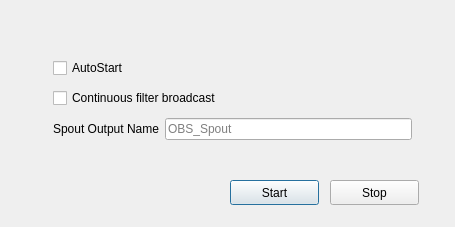
Old version of the form source/ui/win-spout-output-settings.ui in the repository KaleidoVR/KaliSpout2.
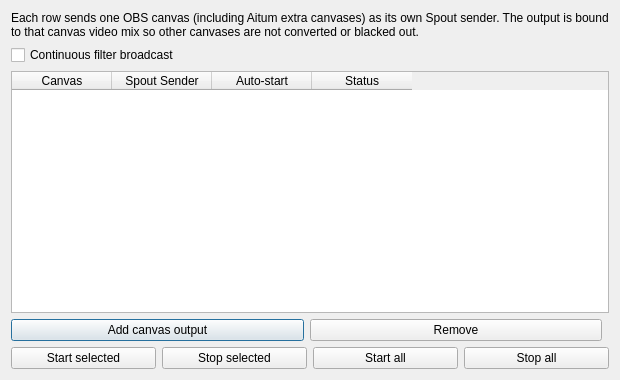
New version of the form.

Commit message:
Add OBS 32.2 canvas-aware Spout outputs to fix extra-canvas blackout.
Bind each Tools Spout output to a specific canvas video mix, delay auto-start until OBS finishes loading, and stop treating extra-canvas redraws as Spout sender resets.

```diff
--- a/source/ui/win-spout-output-settings.ui
+++ b/source/ui/win-spout-output-settings.ui
@@ -9,53 +9,21 @@
 			<rect>
 				<x>0</x>
 				<y>0</y>
-				<width>455</width>
-				<height>227</height>
+				<width>620</width>
+				<height>380</height>
 			</rect>
 		</property>
 		<property name="windowTitle">
 			<string>Win Spout Output Settings</string>
 		</property>
-		<widget class="QPushButton" name="pushButton_start">
-			<property name="geometry">
-				<rect>
-					<x>230</x>
-					<y>180</y>
-					<width>89</width>
-					<height>25</height>
-				</rect>
-			</property>
-			<property name="text">
-				<string>Start</string>
-			</property>
-		</widget>
-		<widget class="QPushButton" name="pushButton_stop">
-			<property name="geometry">
-				<rect>
-					<x>330</x>
-					<y>180</y>
-					<width>89</width>
-					<height>25</height>
-				</rect>
-			</property>
-			<property name="text">
-				<string>Stop</string>
-			</property>
-		</widget>
-		<widget class="QWidget" name="">
-			<property name="geometry">
-				<rect>
-					<x>42</x>
-					<y>43</y>
-					<width>381</width>
-					<height>114</height>
-				</rect>
-			</property>
-			<layout class="QVBoxLayout" name="verticalLayout_3">
+		<layout class="QVBoxLayout" name="verticalLayout_main">
 				<item>
-					<widget class="QCheckBox" name="checkBox_auto">
+				<widget class="QLabel" name="label_help">
+					<property name="wordWrap">
+						<bool>true</bool>
+					</property>
 						<property name="text">
-							<string>AutoStart</string>
+						<string>Each row sends one OBS canvas (including Aitum extra canvases) as its own Spout sender. The output is bound to that canvas video mix so other canvases are not converted or blacked out.</string>
 						</property>
 					</widget>
 				</item>
@@ -76,35 +44,97 @@
 					</widget>
 				</item>
 				<item>
-					<layout class="QHBoxLayout" name="horizontalLayout">
+				<widget class="QTableWidget" name="tableWidget_outputs">
+					<property name="columnCount">
+						<number>4</number>
+					</property>
+					<property name="selectionBehavior">
+						<enum>QAbstractItemView::SelectRows</enum>
+					</property>
+					<property name="selectionMode">
+						<enum>QAbstractItemView::SingleSelection</enum>
+					</property>
+					<column>
+						<property name="text">
+							<string>Canvas</string>
+						</property>
+					</column>
+					<column>
+						<property name="text">
+							<string>Spout Sender</string>
+						</property>
+					</column>
+					<column>
+						<property name="text">
+							<string>Auto-start</string>
+						</property>
+					</column>
+					<column>
+						<property name="text">
+							<string>Status</string>
+						</property>
+					</column>
+				</widget>
+			</item>
 						<item>
-							<layout class="QVBoxLayout" name="verticalLayout_2">
+				<layout class="QHBoxLayout" name="horizontalLayout_rows">
 								<item>
-									<widget class="QLabel" name="label_spoutname">
+						<widget class="QPushButton" name="pushButton_add">
 										<property name="text">
-											<string>Spout Output Name</string>
+								<string>Add canvas output</string>
 										</property>
 									</widget>
 								</item>
+					<item>
+						<widget class="QPushButton" name="pushButton_remove">
+							<property name="text">
+								<string>Remove</string>
+							</property>
+						</widget>
+					</item>
+					<item>
+						<spacer name="horizontalSpacer">
+							<property name="orientation">
+								<enum>Qt::Horizontal</enum>
+							</property>
+						</spacer>
+					</item>
 							</layout>
 						</item>
 						<item>
-							<layout class="QVBoxLayout" name="verticalLayout">
+				<layout class="QHBoxLayout" name="horizontalLayout_buttons">
 								<item>
-									<widget class="QLineEdit" name="lineEdit_spoutname">
-										<property name="placeholderText">
-											<string>OBS_Spout</string>
+						<widget class="QPushButton" name="pushButton_start">
+							<property name="text">
+								<string>Start selected</string>
 										</property>
 									</widget>
 								</item>
-							</layout>
-						</item>
+					<item>
+						<widget class="QPushButton" name="pushButton_stop">
+							<property name="text">
+								<string>Stop selected</string>
+							</property>
+						</widget>
+					</item>
+					<item>
+						<widget class="QPushButton" name="pushButton_start_all">
+							<property name="text">
+								<string>Start all</string>
+							</property>
+						</widget>
+					</item>
+					<item>
+						<widget class="QPushButton" name="pushButton_stop_all">
+							<property name="text">
+								<string>Stop all</string>
+							</property>
+						</widget>
+					</item>
 					</layout>
 				</item>
 			</layout>
 		</widget>
-	</widget>
-	<layoutdefault spacing="6" margin="11" />
 	<resources />
 	<connections />
 </ui>
```
Lines whose indentation alone changed are shown as unchanged. The commit also changes 15 other files.
